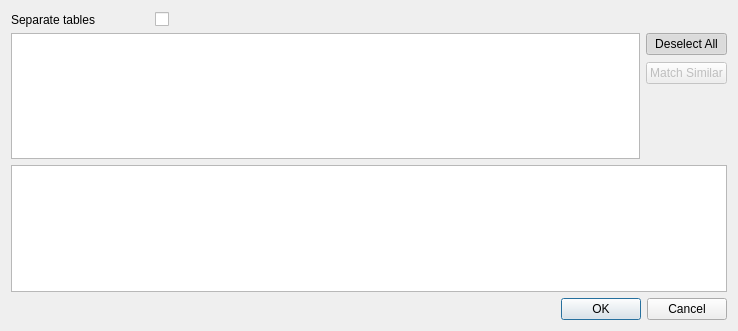
This is src/ImportCsvDialog.ui in sqlitebrowser/sqlitebrowser as Qt 5 draws it before an edit; both pictures show x 0 to 738 and y 159 to 490 of the 738 by 490 pixel window. The edited form follows.
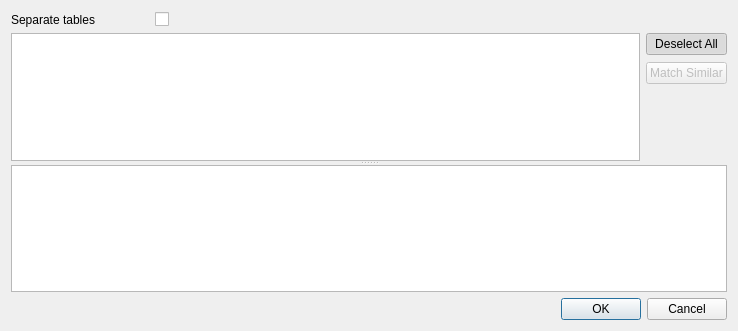
This is the edited form.

Commit message:
Add splitter to the Import CSV dialog
This adds a splitter between the CSV file list and the file preview in
the Import CSV dialog.

See issue #1072.

Diff of the .ui file:
```diff
--- a/src/ImportCsvDialog.ui
+++ b/src/ImportCsvDialog.ui
@@ -261,6 +261,13 @@
     </layout>
    </item>
    <item>
+    <widget class="QSplitter" name="splitter">
+     <property name="orientation">
+      <enum>Qt::Vertical</enum>
+     </property>
+     <property name="childrenCollapsible">
+      <bool>false</bool>
+     </property>
     <widget class="QWidget" name="filePickerBlock" native="true">
      <property name="enabled">
       <bool>true</bool>
@@ -332,9 +339,8 @@
       </item>
      </layout>
     </widget>
-   </item>
-   <item>
     <widget class="QTableWidget" name="tablePreview"/>
+    </widget>
    </item>
    <item>
     <widget class="QDialogButtonBox" name="buttonBox">
```
Left out of the diff: 2 changed lines with no effect on the pictures. Lines whose indentation alone changed are shown as unchanged.
